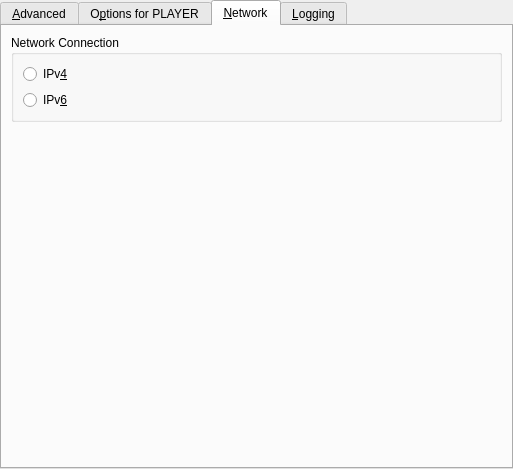
Above: src/gui/pref/advanced.ui from wilbert2000/wzplayer before the change. Below: the same form after it.
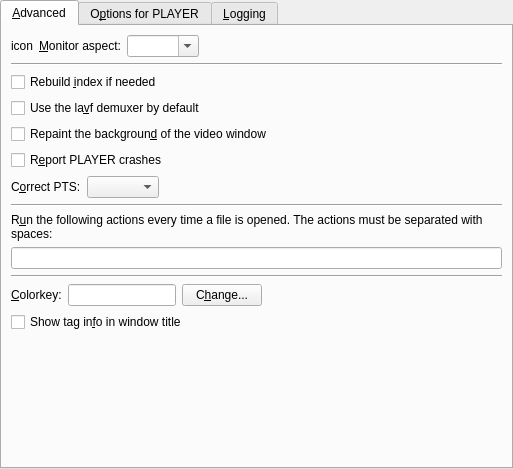
That is the form after the change. The open tabs and pages were chosen to show the change. Custom widgets are drawn as their Qt base class.

The edit to the form file:
```diff
--- a/src/gui/pref/advanced.ui
+++ b/src/gui/pref/advanced.ui
@@ -466,55 +466,6 @@
        </item>
       </layout>
      </widget>
-     <widget class="QWidget" name="tab_proxy">
-      <attribute name="title">
-       <string>&amp;Network</string>
-      </attribute>
-      <layout class="QVBoxLayout">
-       <item>
-        <widget class="QGroupBox" name="internet_connection_groupbox">
-         <property name="title">
-          <string>Network Connection</string>
-         </property>
-         <layout class="QVBoxLayout">
-          <property name="spacing">
-           <number>6</number>
-          </property>
-          <property name="margin">
-           <number>9</number>
-          </property>
-          <item>
-           <widget class="QRadioButton" name="ipv4_button">
-            <property name="text">
-             <string>IPv&amp;4</string>
-            </property>
-           </widget>
-          </item>
-          <item>
-           <widget class="QRadioButton" name="ipv6_button">
-            <property name="text">
-             <string>IPv&amp;6</string>
-            </property>
-           </widget>
-          </item>
-         </layout>
-        </widget>
-       </item>
-       <item>
-        <spacer>
-         <property name="orientation">
-          <enum>Qt::Vertical</enum>
-         </property>
-         <property name="sizeHint" stdset="0">
-          <size>
-           <width>20</width>
-           <height>10</height>
-          </size>
-         </property>
-        </spacer>
-       </item>
-      </layout>
-     </widget>
      <widget class="QWidget" name="tab4">
       <attribute name="title">
        <string>&amp;Logging</string>
```
Left out of the diff: 2 changed lines with no effect on the pictures.
